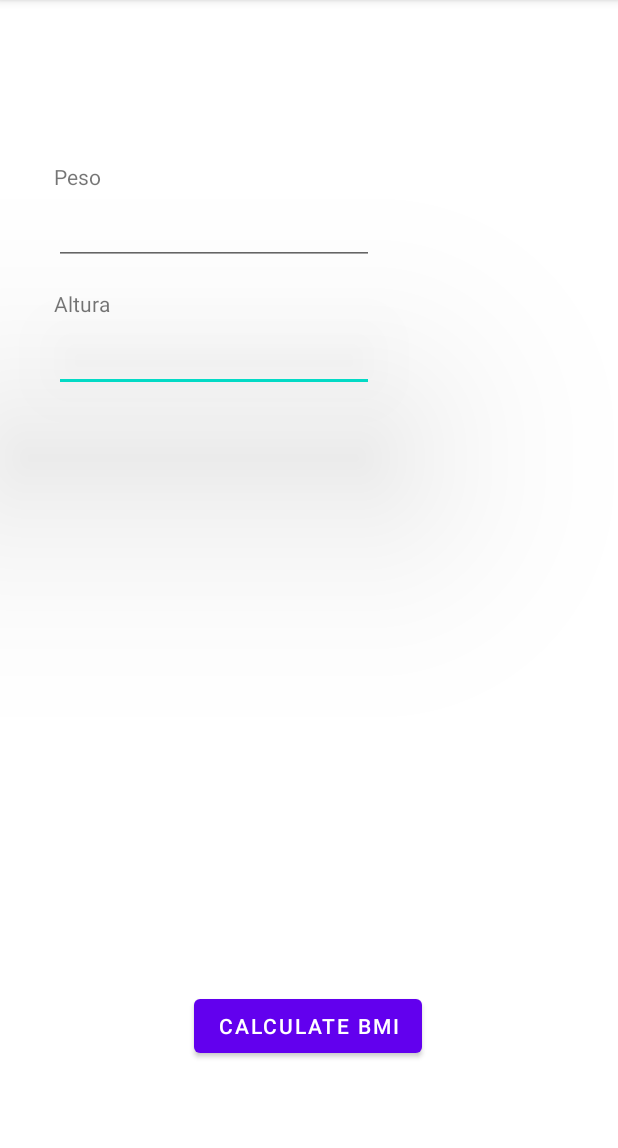
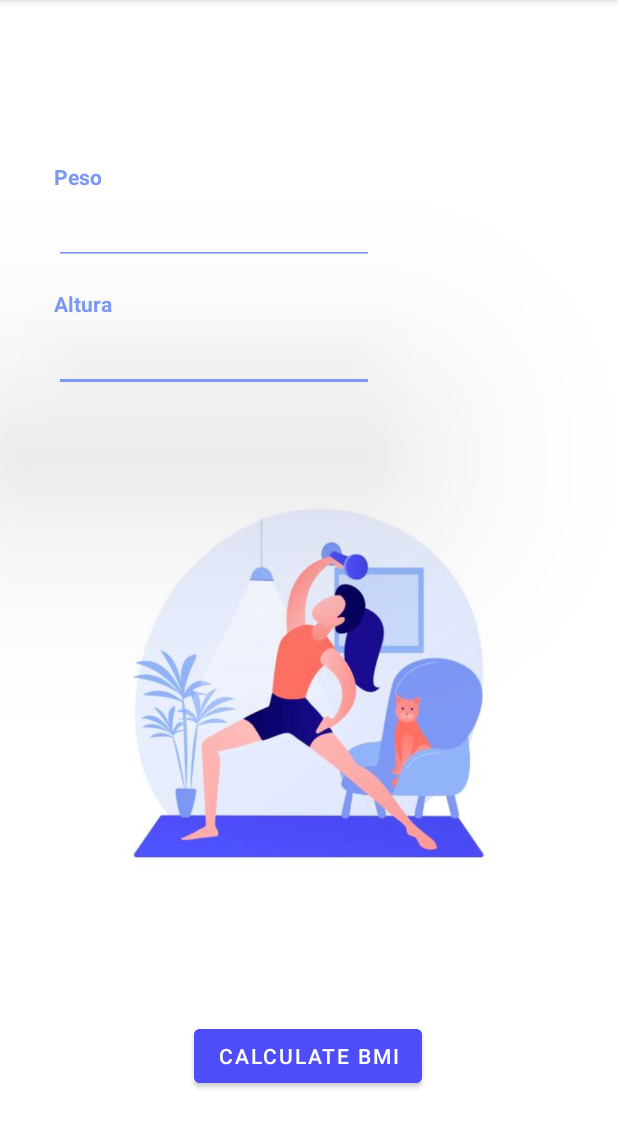
Before and after one commit to rafaellimags/imc-calculator, an Android app: the fragment Home shown on its own in the app's theme, on a phone screen of 412 x 824 dp, the part 84-1232 px from its top. Run offline under Robolectric (Android 15) with nearby library versions, the phone set to English and light mode, and no system bars.

Commit message:
layout adjustment

```diff
--- a/app/src/main/res/layout/fragment_home.xml
+++ b/app/src/main/res/layout/fragment_home.xml
@@ -5,7 +5,7 @@
     android:id="@+id/frameLayout"
     android:layout_width="match_parent"
     android:layout_height="match_parent"
-    tools:context=".Home" >
+    tools:context=".Home">
 
     <TextView
         android:id="@+id/textView5"
@@ -14,6 +14,8 @@
         android:layout_marginStart="36dp"
         android:layout_marginTop="108dp"
         android:text="Peso"
+        android:textColor="#7d97f4"
+        android:textStyle="bold"
         app:layout_constraintStart_toStartOf="parent"
         app:layout_constraintTop_toTopOf="parent" />
 
@@ -21,11 +23,12 @@
         android:id="@+id/textView6"
         android:layout_width="wrap_content"
         android:layout_height="wrap_content"
+        android:layout_marginStart="36dp"
         android:layout_marginTop="16dp"
         android:text="Altura"
+        android:textColor="#7d97f4"
+        android:textStyle="bold"
         android:translationZ="90dp"
-        app:layout_constraintEnd_toEndOf="parent"
-        app:layout_constraintHorizontal_bias="0.096"
         app:layout_constraintStart_toStartOf="parent"
         app:layout_constraintTop_toBottomOf="@+id/mass" />
 
@@ -35,6 +38,7 @@
         android:layout_height="wrap_content"
         android:layout_marginStart="36dp"
         android:layout_marginTop="4dp"
+        android:backgroundTint="#7d97f4"
         android:ems="10"
         android:inputType="textPersonName"
         android:translationZ="90dp"
@@ -47,6 +51,7 @@
         android:layout_height="wrap_content"
         android:layout_marginStart="36dp"
         android:layout_marginTop="4dp"
+        android:backgroundTint="#7d97f4"
         android:ems="10"
         android:inputType="textPersonName"
         app:layout_constraintStart_toStartOf="parent"
@@ -56,10 +61,27 @@
         android:id="@+id/btnCalcBMI"
         android:layout_width="wrap_content"
         android:layout_height="wrap_content"
-        android:layout_marginBottom="60dp"
+        android:layout_marginBottom="40dp"
+        android:backgroundTint="#4d4df9"
         android:text="Calculate BMI"
         app:layout_constraintBottom_toBottomOf="parent"
         app:layout_constraintEnd_toEndOf="parent"
         app:layout_constraintHorizontal_bias="0.498"
         app:layout_constraintStart_toStartOf="parent" />
+
+    <ImageView
+        android:id="@+id/imageView5"
+        android:layout_width="343dp"
+        android:layout_height="308dp"
+        android:layout_marginStart="6dp"
+        android:layout_marginEnd="7dp"
+        android:backgroundTint="#4d4df9"
+        android:src="@drawable/woman_gym_home_cp"
+        app:layout_constraintBottom_toTopOf="@+id/btnCalcBMI"
+        app:layout_constraintEnd_toEndOf="parent"
+        app:layout_constraintHorizontal_bias="0.509"
+        app:layout_constraintStart_toStartOf="parent"
+        app:layout_constraintTop_toBottomOf="@+id/height"
+        app:layout_constraintVertical_bias="0.364" />
+
 </androidx.constraintlayout.widget.ConstraintLayout>
--- a/app/src/main/res/values/colors.xml
+++ b/app/src/main/res/values/colors.xml
@@ -8,5 +8,4 @@
     <color name="black">#FF000000</color>
     <color name="white">#FFFFFFFF</color>
     <color name="off_white">#FAF9F6</color>
-
 </resources>
```
Also changed, not shown: app/src/main/res/layout/fragment_mild_thinness.xml (+16 -5 lines), app/src/main/res/layout/fragment_moderate_thinness.xml (+15 -7 lines), app/src/main/res/layout/fragment_normal.xml (+15 -7 lines), app/src/main/res/layout/fragment_obese_class_one.xml (+15 -7 lines), app/src/main/res/layout/fragment_obese_class_three.xml (+15 -7 lines), app/src/main/res/layout/fragment_obese_class_two.xml (+15 -7 lines), app/src/main/res/layout/fragment_overweight.xml (+15 -7 lines), app/src/main/res/layout/fragment_severe_thinness.xml (+15 -7 lines), app/src/main/res/drawable/body_dna.jpg (deleted), app/src/main/res/drawable/cardio_exam_cp.jpg (added), app/src/main/res/drawable/woman_bmi.png (deleted), app/src/main/res/drawable/woman_gym_home_cp.jpg (added).
